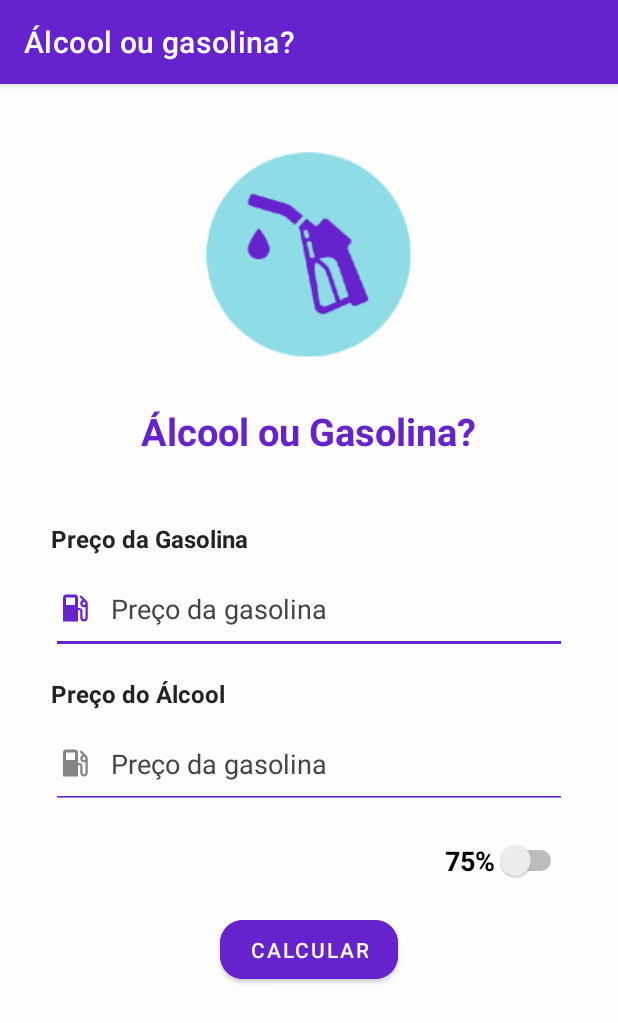
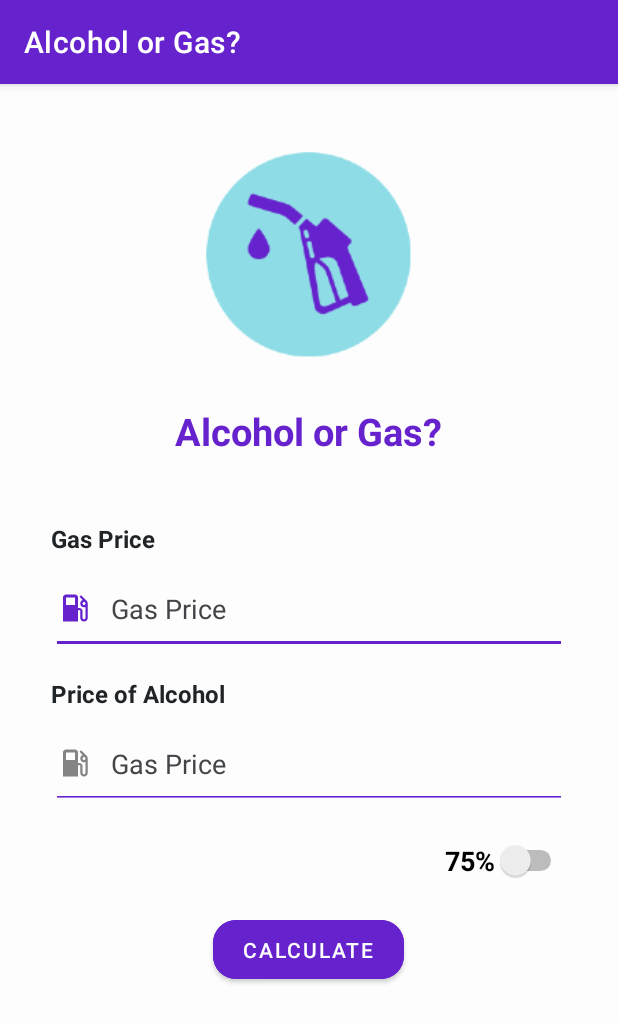
Before and after one commit to yanna-torres/alcool-ou-gasolina-adaptativo, an Android app: the screen it shows after launch (MainActivity), on a phone screen of 412 x 824 dp. Shown: the top 1023 px of the screen. Run offline under Robolectric (Android 15) with nearby library versions, the phone set to English and light mode, and no system bars.

Commit message:
english and portuguese support

```diff
--- a/app/src/main/java/com/example/alcoolougasolina/MainActivity.kt
+++ b/app/src/main/java/com/example/alcoolougasolina/MainActivity.kt
@@ -43,12 +43,12 @@ class MainActivity : AppCompatActivity() {
                 var gasPrice: Double = gasEdtTxt.text.toString().toDouble()
                 var etanolPrice: Double = alcEdtTxt.text.toString().toDouble()
                 if(etanolPrice <= percentual*gasPrice) {
-                    resTxt.setText("Álcool vale a pena!")
+                    resTxt.setText(R.string.alcohol_worth)
                 } else {
-                    resTxt.setText("Álcool NÃO vale a pena!")
+                    resTxt.setText(R.string.alcohol_not_worth)
                 }
             } else {
-                resTxt.setText("Insira valores válidos")
+                resTxt.setText(R.string.valid_values)
             }
         })
 
--- a/app/src/main/res/values/strings.xml
+++ b/app/src/main/res/values/strings.xml
@@ -1,10 +1,13 @@
 <resources>
-    <string name="app_name">Álcool ou gasolina?</string>
-    <string name="logo_description">Uma bomba de gasolina com uma gota caindo</string>
-    <string name="title">Álcool ou Gasolina?</string>
-    <string name="label_text_gas">Preço da Gasolina</string>
-    <string name="hint_text_gas">Preço da gasolina</string>
-    <string name="label_text_alcool">Preço do Álcool</string>
-    <string name="hint_text_alcool">Preço do álcool</string>
-    <string name="actionText">Calcular</string>
+    <string name="app_name">Alcohol or Gas?</string>
+    <string name="logo_description">A gas pump with a falling drop</string>
+    <string name="title">Alcohol or Gas?</string>
+    <string name="label_text_gas">Gas Price</string>
+    <string name="hint_text_gas">Gas Price</string>
+    <string name="label_text_alcool">Price of Alcohol</string>
+    <string name="hint_text_alcool">Price of Alcohol</string>
+    <string name="actionText">Calculate</string>
+    <string name="valid_values">Insert valid values</string>
+    <string name="alcohol_worth">Alcohol is worth it!</string>
+    <string name="alcohol_not_worth">Alcohol is NOT worth it!</string>
 </resources>
```
Also changed, not shown: 3 other files.
